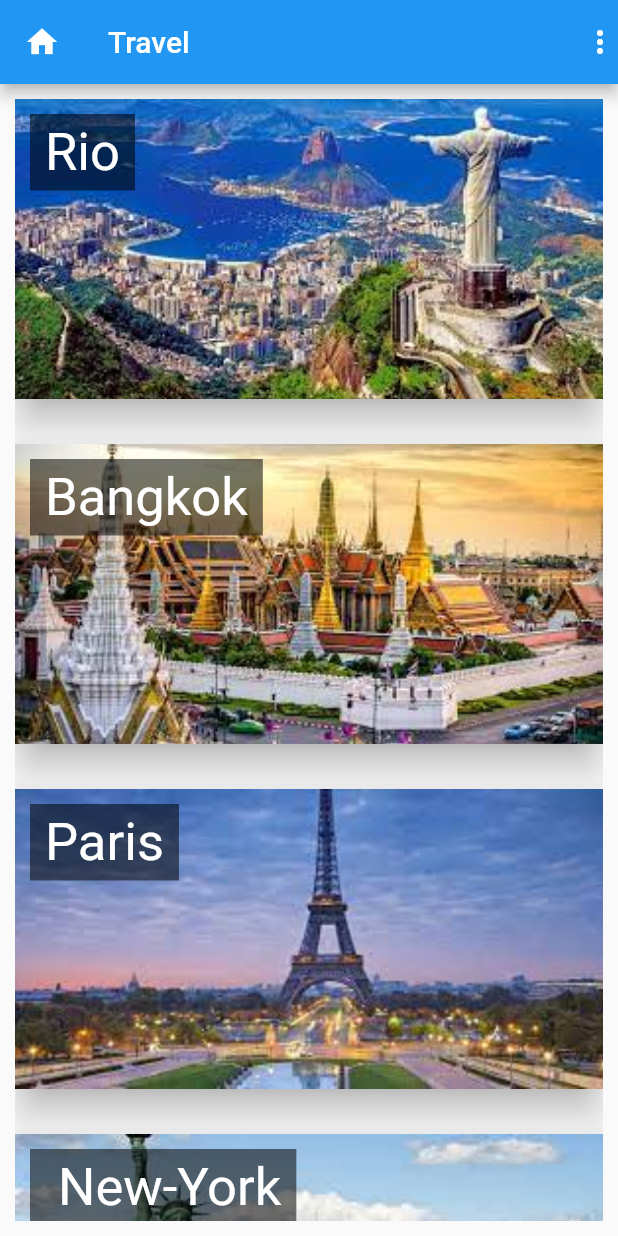
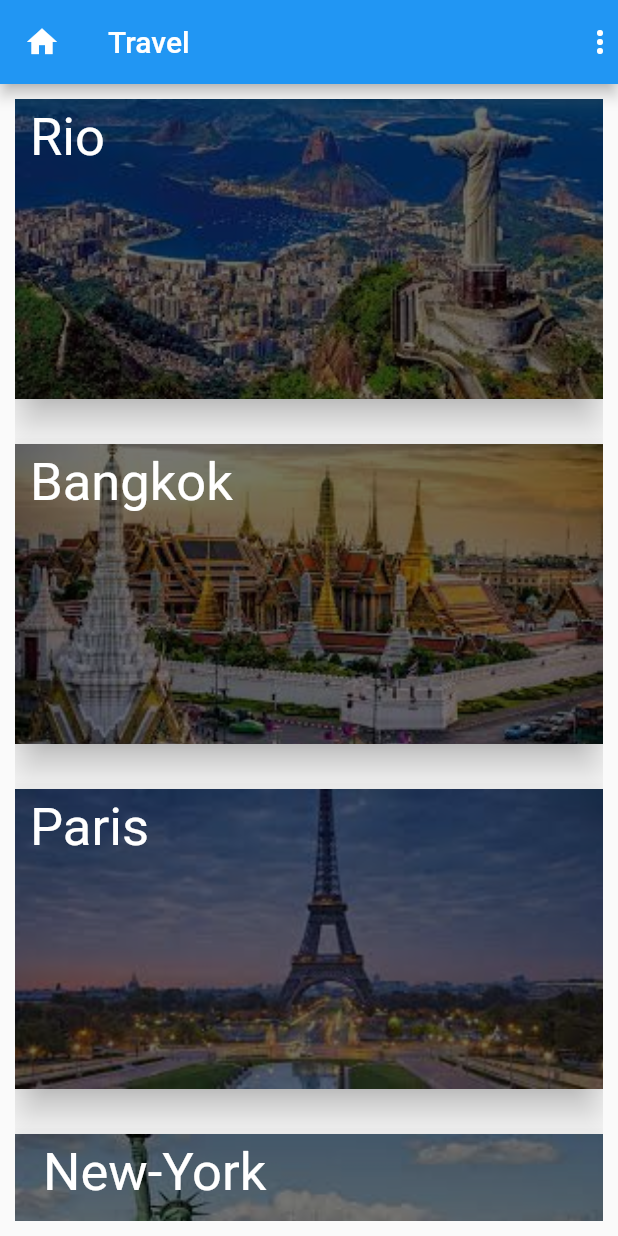
Before and after one commit to MaximeArn/flutter_intro, a Flutter app: the screen it shows after launch, on a phone screen of 412 x 824 dp. Run offline on Flutter 3.47's test engine with Material 2 defaults, Android fonts, the phone set to English and light mode, and no system bars.

Commit message:
chang cityCard style

```diff
--- a/lib/views/home/widgets/city_card.dart
+++ b/lib/views/home/widgets/city_card.dart
@@ -29,13 +29,13 @@ class CityCard extends StatelessWidget {
                 );
               }),
             ),
-            Positioned(
-              top: 10,
-              left: 10,
-              child: Container(
+               Container(
                 padding:
                     const EdgeInsets.symmetric(vertical: 5, horizontal: 10),
                 color: Colors.black54,
+            child:Positioned(
+              top: 10,
+              left: 10,
                 child: Text(
                   city.name,
                   style: TextStyle(color: Colors.white, fontSize: 35),
```
